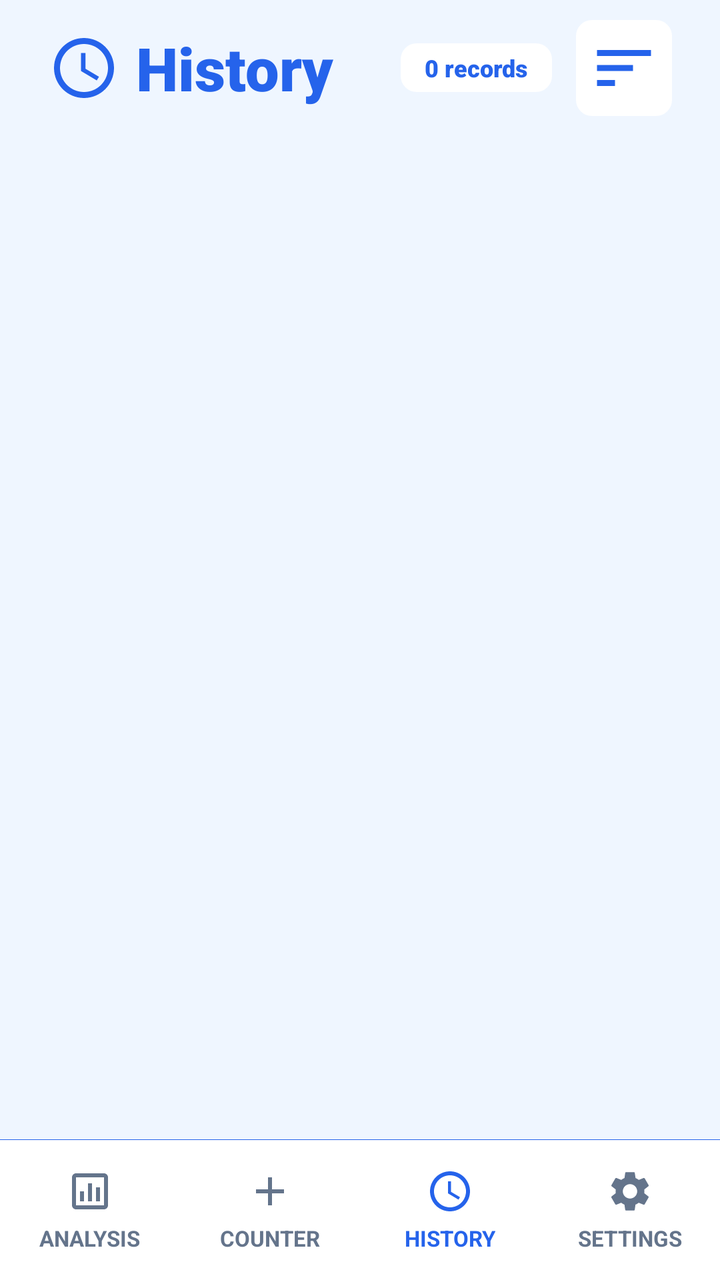
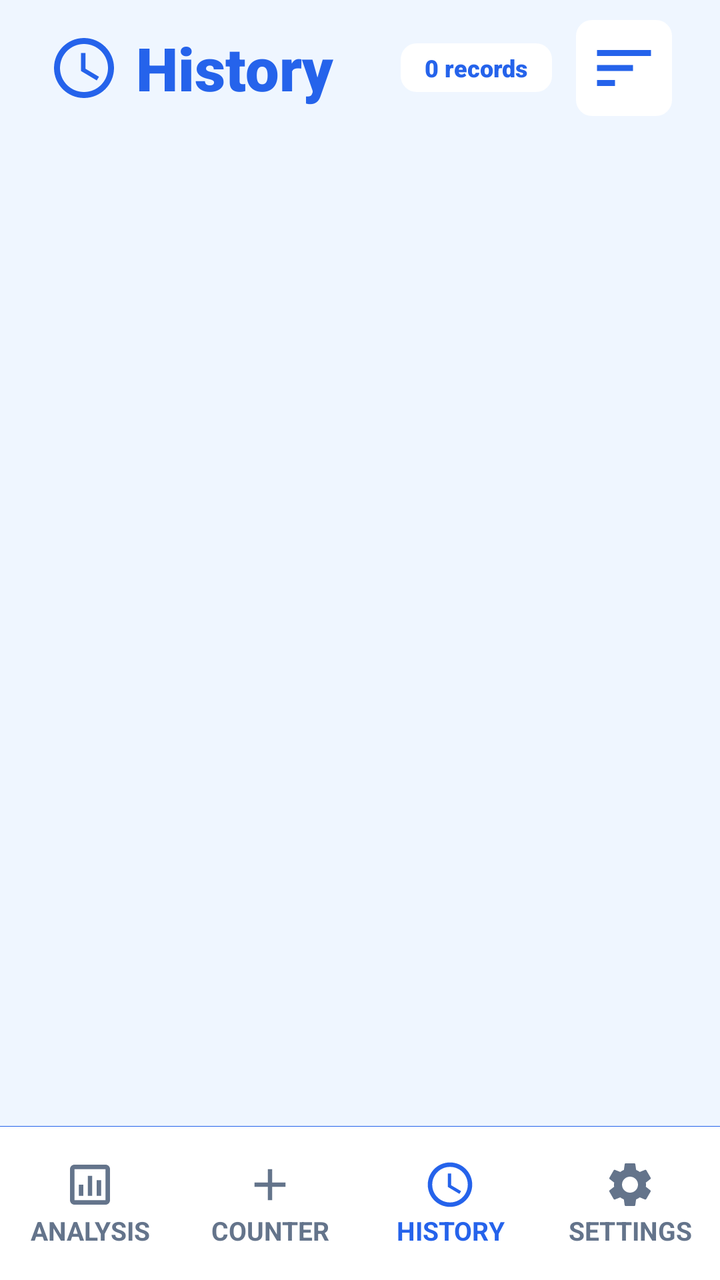

An Android layout rendered at two revisions. The XML below is the earlier revision; the diff shows what the commit changed to produce the second picture.
<!-- AndroidManifest.xml: application theme Theme.SmartTasbeeh -->
<!-- res/layout/activity_saved_counts.xml -->
<?xml version="1.0" encoding="utf-8"?>
<androidx.constraintlayout.widget.ConstraintLayout xmlns:android="http://schemas.android.com/apk/res/android"
    xmlns:app="http://schemas.android.com/apk/res-auto"
    xmlns:tools="http://schemas.android.com/tools"
    android:layout_width="match_parent"
    android:layout_height="match_parent"
    android:background="@color/app_background">

    
    <LinearLayout
        android:id="@+id/headerLayout"
        android:layout_width="match_parent"
        android:layout_height="wrap_content"
        android:orientation="horizontal"
        android:paddingLeft="24dp"
        android:paddingRight="24dp"
        android:paddingTop="10dp"
        android:paddingBottom="10dp"
        android:gravity="center_vertical"
        app:layout_constraintTop_toTopOf="parent">

        <ImageView
            android:layout_width="36dp"
            android:layout_height="36dp"
            android:src="@drawable/ic_clock"
            app:tint="@color/count_text_color"
            android:layout_marginEnd="8dp"
            android:contentDescription="@null"/>

        <TextView
            android:layout_width="0dp"
            android:layout_height="wrap_content"
            android:layout_weight="1"
            android:text="@string/history_title"
            android:textSize="30sp"
            android:fontFamily="sans-serif-black"
            android:textColor="@color/count_text_color" />

        <TextView
            android:id="@+id/recordCountBadge"
            android:layout_width="wrap_content"
            android:layout_height="wrap_content"
            android:background="@drawable/item_bg_shape"
            android:backgroundTint="@color/card_background"
            android:paddingStart="12dp"
            android:paddingEnd="12dp"
            android:paddingTop="4dp"
            android:paddingBottom="4dp"
            android:text="@string/no_records_badge"
            android:fontFamily="sans-serif-black"
            android:textColor="@color/count_text_color"
            android:textSize="12sp"/>

        <ImageView
            android:id="@+id/btnSort"
            android:layout_width="48dp"
            android:layout_height="48dp"
            android:layout_marginStart="12dp"
            android:background="@drawable/item_bg_shape"
            android:backgroundTint="@color/card_background"
            android:src="@drawable/ic_sort"
            android:scaleType="centerInside"
            app:tint="@color/count_text_color"
            android:clickable="true"
            android:focusable="true"
            android:contentDescription="@string/action_sort_history"/>

    </LinearLayout>

    
    <androidx.recyclerview.widget.RecyclerView
        android:id="@+id/recyclerView"
        android:layout_width="match_parent"
        android:layout_height="0dp"
        android:clipToPadding="false"
        android:padding="16dp"
        app:layout_constraintTop_toBottomOf="@id/headerLayout"
        app:layout_constraintBottom_toTopOf="@id/bottomNavDivider"
        tools:listitem="@layout/item_saved_count" />

    <TextView
        android:id="@+id/emptyView"
        android:layout_width="wrap_content"
        android:layout_height="wrap_content"
        android:text="@string/no_saved_counts"
        android:textColor="@color/text_secondary"
        android:textSize="16sp"
        android:visibility="gone"
        app:layout_constraintBottom_toTopOf="@id/bottomNavDivider"
        app:layout_constraintEnd_toEndOf="parent"
        app:layout_constraintStart_toStartOf="parent"
        app:layout_constraintTop_toBottomOf="@id/headerLayout" />

    
    <View
        android:id="@+id/bottomNavDivider"
        android:layout_width="match_parent"
        android:layout_height="0.1dp"
        android:background="@color/count_text_color"
        app:layout_constraintBottom_toTopOf="@id/bottomNav"/>

    
    <LinearLayout
        android:id="@+id/bottomNav"
        android:layout_width="match_parent"
        android:layout_height="70dp"
        android:background="@color/nav_bg"
        android:orientation="horizontal"
        android:weightSum="4"
        android:baselineAligned="false"
        app:layout_constraintBottom_toBottomOf="parent">

        
        <LinearLayout
            android:id="@+id/btnNavAnalysis"
            android:layout_width="0dp"
            android:layout_height="match_parent"
            android:layout_weight="1"
            android:orientation="vertical"
            android:gravity="center"
            android:clickable="true"
            android:focusable="true"
            android:background="?attr/selectableItemBackground">
            <ImageView
                android:layout_width="24dp"
                android:layout_height="24dp"
                android:src="@drawable/ic_analysis"
                app:tint="@color/nav_text_unselected"
                android:contentDescription="@null"/>
            <TextView
                android:layout_width="wrap_content"
                android:layout_height="wrap_content"
                android:text="@string/nav_analysis"
                android:textSize="11sp"
                android:textStyle="bold"
                android:textColor="@color/nav_text_unselected"
                android:layout_marginTop="4dp"/>
        </LinearLayout>

        
        <LinearLayout
            android:id="@+id/btnNavCounter"
            android:layout_width="0dp"
            android:layout_height="match_parent"
            android:layout_weight="1"
            android:orientation="vertical"
            android:gravity="center"
            android:clickable="true"
            android:focusable="true"
            android:background="?attr/selectableItemBackground">
            
            <ImageView
                android:layout_width="24dp"
                android:layout_height="24dp"
                android:src="@drawable/ic_add"
                app:tint="@color/nav_text_unselected"
                android:contentDescription="@null"/>
                
            <TextView
                android:layout_width="wrap_content"
                android:layout_height="wrap_content"
                android:text="@string/nav_counter"
                android:textSize="11sp"
                android:textStyle="bold"
                android:layout_marginTop="4dp"
                android:textColor="@color/nav_text_unselected"/>
        </LinearLayout>

        
        <LinearLayout
            android:layout_width="0dp"
            android:layout_height="match_parent"
            android:layout_weight="1"
            android:background="?attr/selectableItemBackground"
            android:clickable="true"
            android:focusable="true"
            android:gravity="center"
            android:orientation="vertical">

            <ImageView
                android:layout_width="24dp"
                android:layout_height="24dp"
                android:src="@drawable/ic_clock"
                app:tint="@color/nav_text_selected"
                android:contentDescription="@null"/>

            <TextView
                android:layout_width="wrap_content"
                android:layout_height="wrap_content"
                android:layout_marginTop="4dp"
                android:text="@string/nav_history"
                android:textColor="@color/nav_text_selected"
                android:textSize="11sp"
                android:textStyle="bold" />
        </LinearLayout>

        
        <LinearLayout
            android:id="@+id/btnNavSettings"
            android:layout_width="0dp"
            android:layout_height="match_parent"
            android:layout_weight="1"
            android:orientation="vertical"
            android:gravity="center"
            android:clickable="true"
            android:focusable="true"
            android:background="?attr/selectableItemBackground">
            
            <ImageView
                android:layout_width="24dp"
                android:layout_height="24dp"
                android:src="@drawable/ic_settings"
                app:tint="@color/nav_text_unselected"
                android:contentDescription="@null"/>
                
            <TextView
                android:layout_width="wrap_content"
                android:layout_height="wrap_content"
                android:text="@string/nav_settings"
                android:textSize="11sp"
                android:textStyle="bold"
                android:layout_marginTop="4dp"
                android:textColor="@color/nav_text_unselected"/>
        </LinearLayout>

    </LinearLayout>

</androidx.constraintlayout.widget.ConstraintLayout>
<!-- res/layout/item_saved_count.xml (included above) -->
<?xml version="1.0" encoding="utf-8"?>
<com.google.android.material.card.MaterialCardView xmlns:android="http://schemas.android.com/apk/res/android"
    xmlns:app="http://schemas.android.com/apk/res-auto"
    android:id="@+id/cardContainer"
    android:layout_width="match_parent"
    android:layout_height="wrap_content"
    android:layout_marginBottom="16dp"
    android:clickable="true"
    android:focusable="true"
    app:cardCornerRadius="24dp"
    app:cardElevation="0dp"
    app:strokeWidth="1dp"
    app:strokeColor="@color/card_stroke_color"
    app:cardBackgroundColor="@color/card_background">

    <LinearLayout
        android:layout_width="match_parent"
        android:layout_height="wrap_content"
        android:orientation="vertical"
        android:padding="20dp">

        
        <LinearLayout
            android:layout_width="match_parent"
            android:layout_height="wrap_content"
            android:orientation="horizontal">

            
            <LinearLayout
                android:layout_width="0dp"
                android:layout_height="wrap_content"
                android:layout_weight="1"
                android:orientation="vertical">

                <TextView
                    android:id="@+id/tvTitle"
                    android:layout_width="wrap_content"
                    android:layout_height="wrap_content"
                    android:text="Title"
                    android:textColor="@color/text_primary"
                    android:textSize="18sp"
                    android:fontFamily="sans-serif-black"
                    android:layout_marginBottom="8dp" />

                <LinearLayout
                    android:layout_width="wrap_content"
                    android:layout_height="wrap_content"
                    android:orientation="horizontal"
                    android:gravity="center_vertical">
                    
                     <ImageView
                        android:layout_width="14dp"
                        android:layout_height="14dp"
                        android:src="@drawable/ic_clock"
                        app:tint="@color/hint_text"
                        android:layout_marginEnd="4dp"/>
                        
                    <TextView
                        android:id="@+id/tvDate"
                        android:layout_width="wrap_content"
                        android:layout_height="wrap_content"
                        android:text="29-01-2026   12:41"
                        android:textColor="@color/text_secondary"
                        android:textSize="12sp"
                        android:textStyle="bold"/>
                </LinearLayout>

            </LinearLayout>

            
            <LinearLayout
                android:layout_width="wrap_content"
                android:layout_height="wrap_content"
                android:orientation="vertical"
                android:gravity="center_horizontal"
                android:layout_marginStart="16dp">

                <LinearLayout
                    android:layout_width="wrap_content"
                    android:layout_height="wrap_content"
                    android:orientation="horizontal"
                    android:gravity="center_vertical">
                    
                    <ImageView
                        android:id="@+id/ivPin"
                        android:layout_width="16dp"
                        android:layout_height="16dp"
                        android:src="@drawable/ic_pin"
                        app:tint="@color/tasbeeh_blue_primary"
                        android:visibility="gone"
                        android:layout_marginEnd="4dp"/>

                    <TextView
                        android:id="@+id/tvCount"
                    android:layout_width="wrap_content"
                    android:layout_height="wrap_content"
                    android:text="63"
                    android:textColor="@color/tasbeeh_blue_primary"
                    android:textSize="28sp"
                    android:fontFamily="sans-serif-black"
                        android:includeFontPadding="false"/>
                </LinearLayout>

                <TextView
                    android:layout_width="wrap_content"
                    android:layout_height="wrap_content"
                    android:text="TOTAL"
                    android:textColor="@color/text_secondary"
                    android:textSize="10sp"
                    android:textStyle="bold"
                    android:letterSpacing="0.1"/>
            </LinearLayout>

        </LinearLayout>
        
        
        <LinearLayout
             android:layout_width="match_parent"
             android:layout_height="wrap_content"
             android:orientation="horizontal"
             android:layout_marginTop="20dp"
             android:gravity="center_vertical">

             <Button
                 android:id="@+id/btnContinue"
                 android:layout_width="0dp"
                 android:layout_height="48dp"
                 android:layout_weight="1"
                 android:text="RESUME"
                 android:textAllCaps="true"
                 android:textColor="@color/white"
                 android:textSize="14sp"
                 android:textStyle="bold"
                 android:letterSpacing="0.05"
                 android:backgroundTint="@color/tasbeeh_blue_primary"
                 android:insetTop="0dp"
                 android:insetBottom="0dp"
                 android:layout_marginEnd="12dp"
                 app:icon="@drawable/ic_play_circle"
                 app:iconGravity="textStart"
                 app:iconPadding="8dp"
                 app:iconTint="@color/white"
                 app:cornerRadius="12dp"
                 style="@style/Widget.MaterialComponents.Button.UnelevatedButton"/>

             
             <FrameLayout
                 android:id="@+id/btnDelete"
                 android:layout_width="48dp"
                 android:layout_height="48dp"
                 android:background="@drawable/item_bg_shape"
                 android:backgroundTint="@color/icon_btn_bg"
                 android:clickable="true"
                 android:focusable="true">
                 
                 <ImageView
                    android:layout_width="20dp"
                    android:layout_height="20dp"
                    android:layout_gravity="center"
                    android:src="@drawable/ic_delete" 
                    app:tint="@color/delete_text"/>
             </FrameLayout>
        </LinearLayout>

    </LinearLayout>
</com.google.android.material.card.MaterialCardView>
<!-- resources referenced by this layout -->
<resources>
  <color name="app_background">@color/background_light</color>
  <color name="card_background">#FFFFFF</color>
  <color name="card_stroke_color">#DBEAFE</color>
  <color name="count_text_color">#2563EB</color>
  <color name="delete_text">#DC2626</color>
  <color name="hint_text">#475569</color>
  <color name="icon_btn_bg">#EFF6FF</color>
  <color name="nav_bg">#FFFFFF</color>
  <color name="nav_text_selected">#2563EB</color>
  <color name="nav_text_unselected">#64748B</color>
  <color name="tasbeeh_blue_primary">#2563EB</color>
  <color name="text_primary">#0F172A</color>
  <color name="text_secondary">#475569</color>
  <color name="white">#FFFFFFFF</color>
  <!-- drawable ic_add (drawable) -->
  <vector xmlns:android="http://schemas.android.com/apk/res/android"
      android:width="24dp"
      android:height="24dp"
      android:viewportWidth="24"
      android:viewportHeight="24">
      <path
        android:fillColor="@android:color/white"
        android:pathData="M19,13h-6v6h-2v-6H5v-2h6V5h2v6h6v2z"/>
  </vector>
  <!-- drawable ic_analysis (drawable) -->
  <vector xmlns:android="http://schemas.android.com/apk/res/android"
      android:width="24dp"
      android:height="24dp"
      android:viewportWidth="24"
      android:viewportHeight="24">
    <path
        android:fillColor="#FF000000"
        android:pathData="M19,3H5C3.9,3 3,3.9 3,5v14c0,1.1 0.9,2 2,2h14c1.1,0 2,-0.9 2,-2V5C21,3.9 20.1,3 19,3zM19,19H5V5h14V19zM7,12h2v5H7V12zM11,8h2v9h-2V8zM15,10h2v7h-2V10z"/>
  </vector>
  <!-- drawable ic_delete (drawable) -->
  <vector xmlns:android="http://schemas.android.com/apk/res/android"
      android:width="24dp"
      android:height="24dp"
      android:viewportWidth="24.0"
      android:viewportHeight="24.0">
      <path
          android:fillColor="@android:color/white"
          android:pathData="M6,19c0,1.1 0.9,2 2,2h8c1.1,0 2,-0.9 2,-2V7H6v12zM19,4h-3.5l-1,-1h-5l-1,1H5v2h14V4z"/>
  </vector>
  <!-- drawable ic_pin (drawable) -->
  <vector xmlns:android="http://schemas.android.com/apk/res/android"
      android:width="24dp"
      android:height="24dp"
      android:viewportWidth="24"
      android:viewportHeight="24"
      android:tint="?attr/colorControlNormal">
    <path
        android:fillColor="@android:color/white"
        android:pathData="M16,12V4H17V2H7V4H8V12L6,14V16H11V22H13V16H18V14L16,12Z"/>
  </vector>
  <!-- drawable ic_play_circle (drawable) -->
  <vector xmlns:android="http://schemas.android.com/apk/res/android"
      android:width="24dp"
      android:height="24dp"
      android:viewportWidth="24.0"
      android:viewportHeight="24.0">
      <path
          android:fillColor="@android:color/white"
          android:pathData="M12,2C6.48,2 2,6.48 2,12s4.48,10 10,10 10,-4.48 10,-10S17.52,2 12,2zM10,16.5v-9l6,4.5 -6,4.5z"/>
  </vector>
  <!-- drawable ic_sort (drawable) -->
  <vector xmlns:android="http://schemas.android.com/apk/res/android"
      android:width="36dp"
      android:height="36dp"
      android:viewportWidth="24"
      android:viewportHeight="24"
      android:tint="?attr/colorControlNormal">
    <path
        android:fillColor="@android:color/white"
        android:pathData="M3,18h6v-2H3v2zM3,6v2h18V6H3zM3,13h12v-2H3v2z"/>
  </vector>
  <!-- drawable item_bg_shape (drawable) -->
  <?xml version="1.0" encoding="utf-8"?>
  <shape xmlns:android="http://schemas.android.com/apk/res/android"
      android:shape="rectangle">
      <solid android:color="@color/card_background" />
      <corners android:radius="8dp"/>
  </shape>
  <string name="action_sort_history">Sort history</string>
  <string name="history_title">History</string>
  <string name="nav_analysis">ANALYSIS</string>
  <string name="nav_counter">COUNTER</string>
  <string name="nav_history">HISTORY</string>
  <string name="nav_settings">SETTINGS</string>
  <string name="no_records_badge">0 records</string>
  <string name="no_saved_counts">No saved counts found</string>
  <style name="Theme.SmartTasbeeh" parent="Base.Theme.SmartTasbeeh" />
  <color name="background_light">#EFF6FF</color>
  <color name="tasbeeh_blue_dark">#1E3A8A</color>
  <!-- unchanged entries left out for length: 3 -->
</resources>

<!-- the commit's change to res/layout/activity_saved_counts.xml (unified diff, before → after) -->
@@ -103,7 +103,8 @@
     <LinearLayout
         android:id="@+id/bottomNav"
         android:layout_width="match_parent"
-        android:layout_height="70dp"
+        android:layout_height="0dp"
+        app:layout_constraintHeight_percent="0.12"
         android:background="@color/nav_bg"
         android:orientation="horizontal"
         android:weightSum="4"
@@ -111,117 +112,183 @@
         app:layout_constraintBottom_toBottomOf="parent">
 
         
-        <LinearLayout
+        <androidx.constraintlayout.widget.ConstraintLayout
             android:id="@+id/btnNavAnalysis"
             android:layout_width="0dp"
             android:layout_height="match_parent"
             android:layout_weight="1"
-            android:orientation="vertical"
-            android:gravity="center"
             android:clickable="true"
             android:focusable="true"
             android:background="?attr/selectableItemBackground">
+
             <ImageView
-                android:layout_width="24dp"
-                android:layout_height="24dp"
+                android:id="@+id/imgAnalysis"
+                android:layout_width="0dp"
+                android:layout_height="0dp"
                 android:src="@drawable/ic_analysis"
                 app:tint="@color/nav_text_unselected"
+                app:layout_constraintTop_toTopOf="parent"
+                app:layout_constraintBottom_toTopOf="@+id/txtAnalysis"
+                app:layout_constraintStart_toStartOf="parent"
+                app:layout_constraintEnd_toEndOf="parent"
+                app:layout_constraintHeight_percent="0.35"
+                app:layout_constraintDimensionRatio="1:1"
+                app:layout_constraintVertical_chainStyle="packed"
                 android:contentDescription="@null"/>
+
             <TextView
-                android:layout_width="wrap_content"
-                android:layout_height="wrap_content"
+                android:id="@+id/txtAnalysis"
+                android:layout_width="0dp"
+                android:layout_height="0dp"
                 android:text="@string/nav_analysis"
-                android:textSize="11sp"
+                android:textColor="@color/nav_text_unselected"
+                android:gravity="center"
                 android:textStyle="bold"
-                android:textColor="@color/nav_text_unselected"
-                android:layout_marginTop="4dp"/>
-        </LinearLayout>
-
-        
-        <LinearLayout
+                app:layout_constraintTop_toBottomOf="@id/imgAnalysis"
+                app:layout_constraintBottom_toBottomOf="parent"
+                app:layout_constraintStart_toStartOf="parent"
+                app:layout_constraintEnd_toEndOf="parent"
+                app:layout_constraintHeight_percent="0.25"
+                app:layout_constraintWidth_percent="0.9"
+                app:autoSizeTextType="uniform"
+                app:autoSizeMinTextSize="8sp"
+                app:autoSizeMaxTextSize="13sp"
+                app:autoSizeStepGranularity="1sp"/>
+        </androidx.constraintlayout.widget.ConstraintLayout>
+
+        
+        <androidx.constraintlayout.widget.ConstraintLayout
             android:id="@+id/btnNavCounter"
             android:layout_width="0dp"
             android:layout_height="match_parent"
             android:layout_weight="1"
-            android:orientation="vertical"
-            android:gravity="center"
             android:clickable="true"
             android:focusable="true"
             android:background="?attr/selectableItemBackground">
-            
+
             <ImageView
-                android:layout_width="24dp"
-                android:layout_height="24dp"
+                android:id="@+id/imgCounter"
+                android:layout_width="0dp"
+                android:layout_height="0dp"
                 android:src="@drawable/ic_add"
                 app:tint="@color/nav_text_unselected"
+                app:layout_constraintTop_toTopOf="parent"
+                app:layout_constraintBottom_toTopOf="@+id/txtCounter"
+                app:layout_constraintStart_toStartOf="parent"
+                app:layout_constraintEnd_toEndOf="parent"
+                app:layout_constraintHeight_percent="0.35"
+                app:layout_constraintDimensionRatio="1:1"
+                app:layout_constraintVertical_chainStyle="packed"
                 android:contentDescription="@null"/>
-                
+
             <TextView
-                android:layout_width="wrap_content"
-                android:layout_height="wrap_content"
+                android:id="@+id/txtCounter"
+                android:layout_width="0dp"
+                android:layout_height="0dp"
                 android:text="@string/nav_counter"
-                android:textSize="11sp"
+                android:textColor="@color/nav_text_unselected"
+                android:gravity="center"
                 android:textStyle="bold"
-                android:layout_marginTop="4dp"
-                android:textColor="@color/nav_text_unselected"/>
-        </LinearLayout>
-
-        
-        <LinearLayout
+                app:layout_constraintTop_toBottomOf="@id/imgCounter"
+                app:layout_constraintBottom_toBottomOf="parent"
+                app:layout_constraintStart_toStartOf="parent"
+                app:layout_constraintEnd_toEndOf="parent"
+                app:layout_constraintHeight_percent="0.25"
+                app:layout_constraintWidth_percent="0.9"
+                app:autoSizeTextType="uniform"
+                app:autoSizeMinTextSize="8sp"
+                app:autoSizeMaxTextSize="13sp"
+                app:autoSizeStepGranularity="1sp"/>
+        </androidx.constraintlayout.widget.ConstraintLayout>
+
+        
+        <androidx.constraintlayout.widget.ConstraintLayout
             android:layout_width="0dp"
             android:layout_height="match_parent"
             android:layout_weight="1"
-            android:background="?attr/selectableItemBackground"
             android:clickable="true"
             android:focusable="true"
-            android:gravity="center"
-            android:orientation="vertical">
+            android:background="?attr/selectableItemBackground">
 
             <ImageView
-                android:layout_width="24dp"
-                android:layout_height="24dp"
+                android:id="@+id/imgHistory"
+                android:layout_width="0dp"
+                android:layout_height="0dp"
                 android:src="@drawable/ic_clock"
                 app:tint="@color/nav_text_selected"
+                app:layout_constraintTop_toTopOf="parent"
+                app:layout_constraintBottom_toTopOf="@+id/txtHistory"
+                app:layout_constraintStart_toStartOf="parent"
+                app:layout_constraintEnd_toEndOf="parent"
+                app:layout_constraintHeight_percent="0.35"
+                app:layout_constraintDimensionRatio="1:1"
+                app:layout_constraintVertical_chainStyle="packed"
                 android:contentDescription="@null"/>
 
             <TextView
-                android:layout_width="wrap_content"
-                android:layout_height="wrap_content"
-                android:layout_marginTop="4dp"
+                android:id="@+id/txtHistory"
+                android:layout_width="0dp"
+                android:layout_height="0dp"
                 android:text="@string/nav_history"
                 android:textColor="@color/nav_text_selected"
-                android:textSize="11sp"
-                android:textStyle="bold" />
-        </LinearLayout>
-
-        
-        <LinearLayout
+                android:gravity="center"
+                android:textStyle="bold"
+                app:layout_constraintTop_toBottomOf="@id/imgHistory"
+                app:layout_constraintBottom_toBottomOf="parent"
+                app:layout_constraintStart_toStartOf="parent"
+                app:layout_constraintEnd_toEndOf="parent"
+                app:layout_constraintHeight_percent="0.25"
+                app:layout_constraintWidth_percent="0.9"
+                app:autoSizeTextType="uniform"
+                app:autoSizeMinTextSize="8sp"
+                app:autoSizeMaxTextSize="13sp"
+                app:autoSizeStepGranularity="1sp"/>
+        </androidx.constraintlayout.widget.ConstraintLayout>
+
+        
+        <androidx.constraintlayout.widget.ConstraintLayout
             android:id="@+id/btnNavSettings"
             android:layout_width="0dp"
             android:layout_height="match_parent"
             android:layout_weight="1"
-            android:orientation="vertical"
-            android:gravity="center"
             android:clickable="true"
             android:focusable="true"
             android:background="?attr/selectableItemBackground">
-            
+
             <ImageView
-                android:layout_width="24dp"
-                android:layout_height="24dp"
+                android:id="@+id/imgSettings"
+                android:layout_width="0dp"
+                android:layout_height="0dp"
                 android:src="@drawable/ic_settings"
                 app:tint="@color/nav_text_unselected"
+                app:layout_constraintTop_toTopOf="parent"
+                app:layout_constraintBottom_toTopOf="@+id/txtSettings"
+                app:layout_constraintStart_toStartOf="parent"
+                app:layout_constraintEnd_toEndOf="parent"
+                app:layout_constraintHeight_percent="0.35"
+                app:layout_constraintDimensionRatio="1:1"
+                app:layout_constraintVertical_chainStyle="packed"
                 android:contentDescription="@null"/>
-                
+
             <TextView
-                android:layout_width="wrap_content"
-                android:layout_height="wrap_content"
+                android:id="@+id/txtSettings"
+                android:layout_width="0dp"
+                android:layout_height="0dp"
                 android:text="@string/nav_settings"
-                android:textSize="11sp"
+                android:textColor="@color/nav_text_unselected"
+                android:gravity="center"
                 android:textStyle="bold"
-                android:layout_marginTop="4dp"
-                android:textColor="@color/nav_text_unselected"/>
-        </LinearLayout>
+                app:layout_constraintTop_toBottomOf="@id/imgSettings"
+                app:layout_constraintBottom_toBottomOf="parent"
+                app:layout_constraintStart_toStartOf="parent"
+                app:layout_constraintEnd_toEndOf="parent"
+                app:layout_constraintHeight_percent="0.25"
+                app:layout_constraintWidth_percent="0.9"
+                app:autoSizeTextType="uniform"
+                app:autoSizeMinTextSize="8sp"
+                app:autoSizeMaxTextSize="13sp"
+                app:autoSizeStepGranularity="1sp"/>
+        </androidx.constraintlayout.widget.ConstraintLayout>
 
     </LinearLayout>
 
